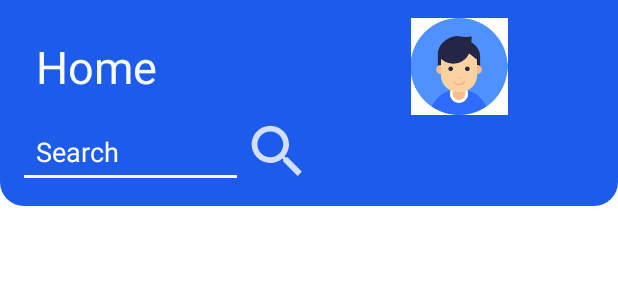
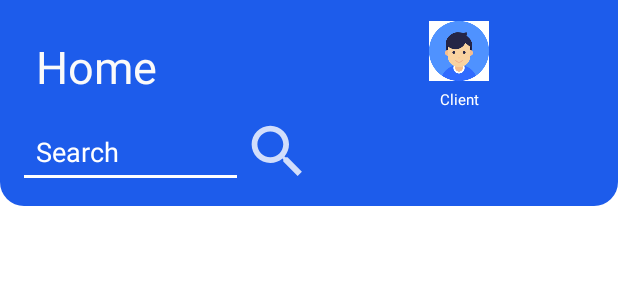
Before and after one commit to Abiree/Khadamat, an Android app: the layout activity_home.xml on its own in the app's theme, with its tools: preview values and no code run, on a phone screen of 412 x 824 dp. Shown: the top 300 px of the screen. Run offline under Robolectric (Android 15) with nearby library versions, the phone set to English and light mode, and no system bars.

Commit message:
add current username to home

```diff
--- a/app/src/main/res/layout/activity_home.xml
+++ b/app/src/main/res/layout/activity_home.xml
@@ -31,14 +31,32 @@
               android:textColor="#fafafa"
               android:textSize="30sp" />
 
-          <ImageView
-              android:id="@+id/Image"
-              android:layout_width="0dp"
+          <LinearLayout
+              android:layout_width="match_parent"
               android:layout_height="match_parent"
-              android:layout_weight="1"
-              android:contentDescription="@string/img_desc_avatar"
-              android:onClick="goprofile"
-              app:srcCompat="@drawable/profile_image" />
+              android:orientation="vertical">
+
+              <ImageView
+                  android:id="@+id/Image"
+                  android:layout_width="40dp"
+                  android:layout_height="40dp"
+                  android:layout_gravity="center"
+                  android:layout_weight="1"
+                  android:contentDescription="@string/img_desc_avatar"
+                  android:onClick="goprofile"
+                  app:srcCompat="@drawable/profile_image" />
+
+              <TextView
+                  android:id="@+id/Client"
+                  android:layout_width="match_parent"
+                  android:layout_height="16dp"
+                  android:layout_weight="1"
+                  android:gravity="center"
+                  android:text="@string/client"
+                  android:textColor="#FFFFFF"
+                  android:textColorHighlight="@color/white"
+                  android:textSize="10dp" />
+          </LinearLayout>
 
       </LinearLayout>
 
--- a/app/src/main/res/layout/servicee.xml
+++ b/app/src/main/res/layout/servicee.xml
@@ -48,7 +48,7 @@
                     android:layout_height="wrap_content"
                     android:text="@string/prestataire"
                     android:textAlignment="center"
-                    android:textColor="#000000" />
+                    android:textAppearance="@style/TextAppearance.AppCompat.Body2" />
 
             </LinearLayout>
             <TextView
```
Also changed, not shown: app/src/main/java/com/example/khadamat/Home/HomeActivity.java (+30 -0 lines), app/src/main/java/com/example/khadamat/Main0Activity.java (+10 -1 lines), app/src/main/res/layout/activity_createservice.xml (+9 -9 lines), app/src/main/res/layout/activity_login.xml (+7 -12 lines).
